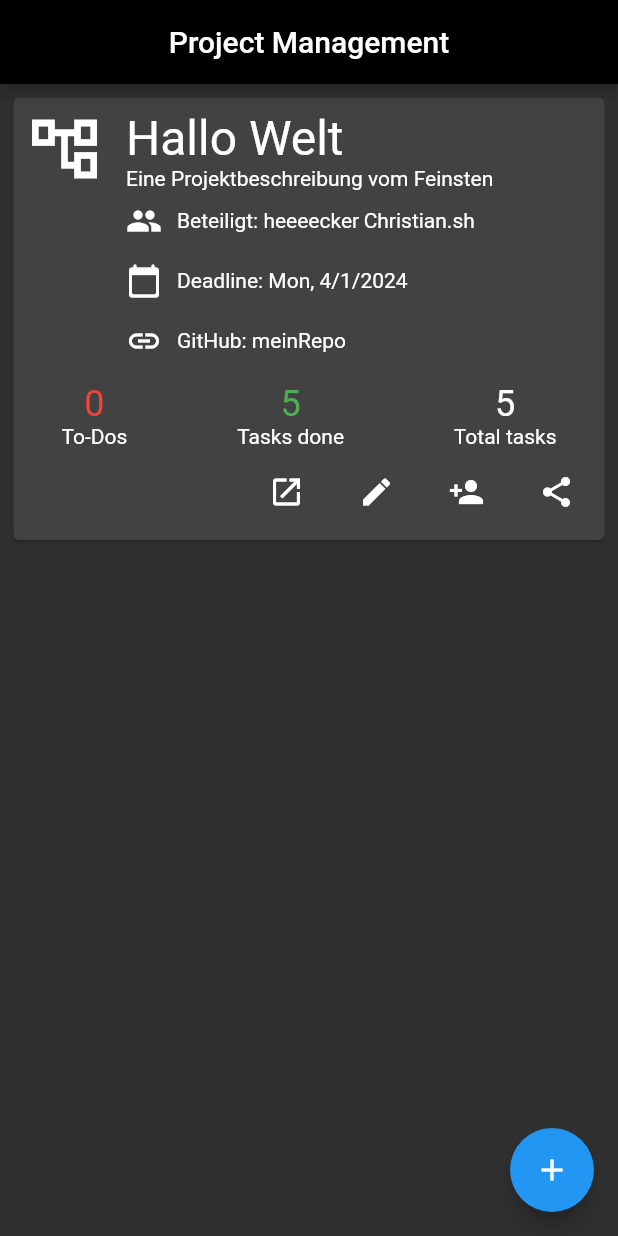
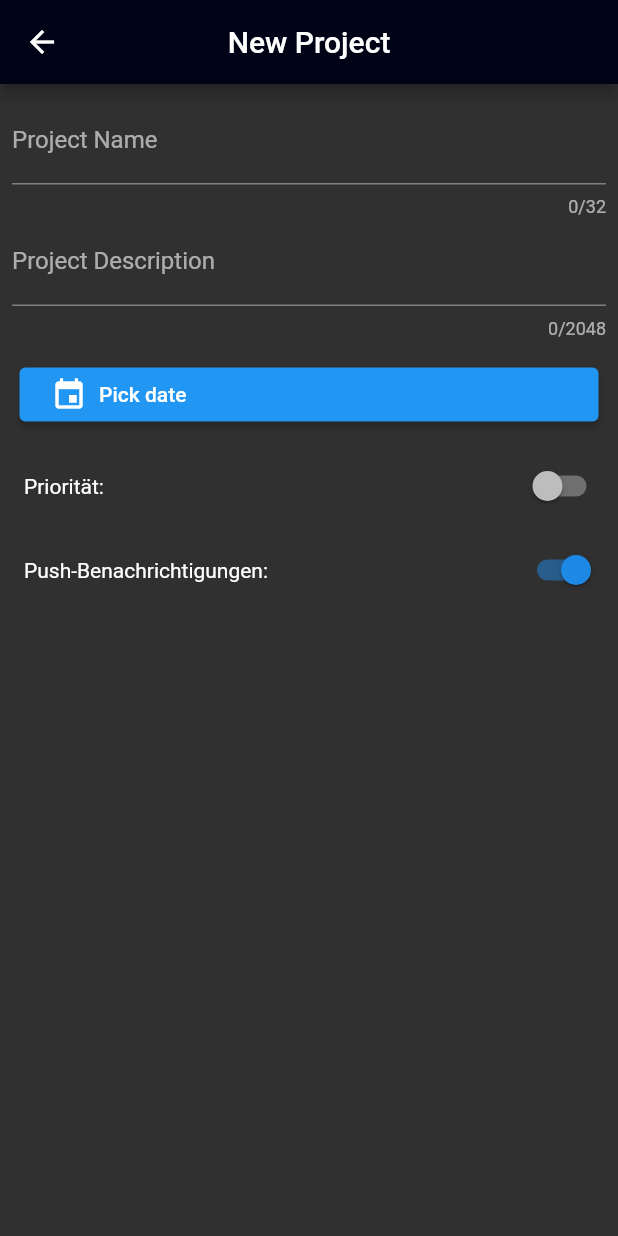
Before and after one commit to filip326/project_to_to_manager, a Flutter app: the screen it shows after launch, after a tap on the "add" icon, on a phone screen of 412 x 824 dp. Run offline on Flutter 3.47's test engine with Material 2 defaults, Android fonts, the phone set to English and light mode, and no system bars; our stand-ins replace flutter_spinkit.

Commit message:
small changes 2

```diff
--- a/lib/main.dart
+++ b/lib/main.dart
@@ -1,4 +1,5 @@
 import 'package:flutter/material.dart';
+import 'package:project_to_to_manager/pages/create_project.dart';
 import 'package:project_to_to_manager/pages/home.dart';
 
 void main() {
@@ -15,19 +16,22 @@ class App extends StatelessWidget {
       title: 'ToDo-Liste',
       theme: ThemeData(
         brightness: Brightness.dark,
-        primaryColor: const Color(0xFF065775),
+        primaryColor: const Color.fromARGB(255, 9, 126, 169),
         colorScheme: ColorScheme.fromSwatch(
           backgroundColor: const Color.fromARGB(255, 0, 25, 45),
-          primarySwatch: Colors.indigo,
-          accentColor: Colors.blue,
+          primarySwatch: Colors.blue,
+          accentColor: Colors.blue[600],
           errorColor: Colors.redAccent,
-          cardColor: Colors.black,
+          cardColor: Color.fromARGB(255, 0, 2, 22),
           brightness: Brightness.dark,
         ),
       ),
       routes: {
         '/': (context) {
           return const Home();
+        },
+        '/create-project': (context) {
+          return const ProjectCreate();
         }
       },
     );
--- /dev/null
+++ b/lib/pages/create_project.dart
@@ -0,0 +1,150 @@
+import 'package:flutter/material.dart';
+import 'package:intl/intl.dart';
+
+class ProjectCreate extends StatefulWidget {
+  const ProjectCreate({ Key? key, this.id }) : super(key: key);
+
+  final String? id;
+
+  @override
+  State<ProjectCreate> createState() => _ProjectCreateState();
+}
+
+class _ProjectCreateState extends State<ProjectCreate> {
+  String? projectName;
+  String? projectDescription;
+  bool projectPriority = false;
+  bool notifications = true;
+  DateTime? deadline;
+  final TextEditingController _projectName = TextEditingController();
+  final TextEditingController _projectDescription = TextEditingController();
+
+  @override
+  Widget build(BuildContext context) {
+    return Scaffold(
+      appBar: AppBar(
+        title: Text(projectName ?? "New Project"),
+        centerTitle: true,
+      ),
+      body: Padding(
+        padding: const EdgeInsets.all(8),
+        child: Column(
+          children: [
+            TextField(
+              controller: _projectName,
+              maxLength: 32,
+              decoration: const InputDecoration(
+                labelText: "Project Name",
+              ),
+              onChanged: (String text) {
+                setState(() {
+                  if (text.isEmpty) {
+                    projectName = null;
+                  } else {
+                    projectName = text;
+                  }
+                });
+              },
+            ),
+            TextField(
+              controller: _projectDescription,
+              maxLines: null,
+              maxLength: 2048,
+              decoration: const InputDecoration(
+                labelText: "Project Description",
+              ),
+              onEditingComplete: () {
+                setState(() {
+                  if (_projectDescription.text.isEmpty) {
+                    projectDescription = null;
+                  } else {
+                    projectDescription = _projectDescription.text;
+                  }
+                });
+              },
+            ),
+            const SizedBox(height: 8),
+            Padding(
+              padding: const EdgeInsets.all(5.0),
+              child: Flex(direction: Axis.horizontal, children: [
+                Expanded(
+                  child: ElevatedButton(
+                    onPressed: () async {
+                      final DateTime? picked = await showDatePicker(
+                          context: context,
+                          initialDate: DateTime.now().add(const Duration(
+                            days: 7,
+                          )),
+                          firstDate: DateTime.now(),
+                          lastDate: DateTime(9999));
+
+                      if (picked != null) {
+                        setState(() {
+                          deadline = picked;
+                        });
+                      }
+                    },
+                    child: Padding(
+                      padding: const EdgeInsets.all(5.0),
+                      child: Row(
+                        children: [
+                          const Icon(Icons.event),
+                          const SizedBox(
+                            width: 8,
+                          ),
+                          if (deadline != null)
+                            Text(DateFormat.yMEd()
+                                .format(deadline ?? DateTime(0)))
+                          else
+                            const Text("Pick date"),
+                        ],
+                      ),
+                    ),
+                  ),
+                ),
+              ]),
+            ),
+            Padding(
+              padding: const EdgeInsets.only(
+                top: 8,
+                left: 8,
+              ),
+              child: Row(
+                mainAxisAlignment: MainAxisAlignment.spaceBetween,
+                children: [
+                  const Text("Priorität:"),
+                  Switch(
+                      value: projectPriority,
+                      onChanged: (bool value) {
+                        setState(() {
+                          projectPriority = value;
+                        });
+                      }),
+                ],
+              ),
+            ),
+            Padding(
+              padding: const EdgeInsets.only(
+                top: 8,
+                left: 8,
+              ),
+              child: Row(
+                mainAxisAlignment: MainAxisAlignment.spaceBetween,
+                children: [
+                  const Text("Push-Benachrichtigungen:"),
+                  Switch(
+                      value: notifications,
+                      onChanged: (bool value) {
+                        setState(() {
+                          notifications = value;
+                        });
+                      }),
+                ],
+              ),
+            ),
+          ],
+        ),
+      ),
+    );
+  }
+}
--- a/lib/pages/home.dart
+++ b/lib/pages/home.dart
@@ -1,4 +1,5 @@
 import 'package:flutter/material.dart';
+import 'package:project_to_to_manager/widgets/loading.dart';
 import 'package:project_to_to_manager/widgets/project_preview.dart';
 
 import '../small_classes.dart';
@@ -11,8 +12,32 @@ class Home extends StatefulWidget {
 }
 
 class _HomeState extends State<Home> {
+  bool _loading = true;
+
+  void loadData() async {
+    setState(() {
+      _loading = true;
+    });
+    print("Loading data");
+    Future.delayed(const Duration(seconds: 3), () {
+      setState(() {
+        _loading = false;
+      });
+    });
+  }
+
+  @override
+  void initState() {
+    super.initState();
+    loadData();
+  }
+
   @override
   Widget build(BuildContext context) {
+    if (_loading == true) {
+      return const Scaffold(body: Loading());
+    }
+
     return Scaffold(
       appBar: AppBar(
         title: const Text("Project Management"),
@@ -22,22 +47,33 @@ class _HomeState extends State<Home> {
         children: const [
           ProjectPreview(
             projectTitle: "Hallo Welt",
-              projectDescription:
-                  "Eine Projektbeschreibung vom Feinsten",
+            projectDescription: "Eine Projektbeschreibung vom Feinstenheb usacnsa0icsac ojascusa kncsancsacksacmuewe jewifoiew weifjew 9wefhoiewnf j fewjubewj lewknviewnvkn ewinw ewovnew knew v0ienvkew pokwnvjew kwne welm0iew knew ebkew iewnewlnew ew pkewnj ew piev knwe v",
             missingTasks: 0,
             totalTasks: 5,
             users: [
-                User(name: "heeeecker", discordUrl: "discord.gg"),
-                User(name: "Christian.sh", discordUrl: "discord.gg"),
+              User(
+                  name: "heeeecker",
+                  discordUrl:
+                      "https://discordapp.com/users/768872955500953710/"),
+              User(
+                  name: "Christian.sh",
+                  discordUrl:
+                      "https://discordapp.com/users/779419763938951228/"),
+
             ],
             deadline: 1711969404,
             id: "524161653612357",
-              githubRepo: GitHub(repoName: "meinRepo", url: "https://github.com/user123/repo123"),
+            githubRepo: GitHub(
+                repoName: "meinRepo",
+                url: "https://github.com/user123/repo123"),
           )
         ],
       ),
       floatingActionButton: FloatingActionButton(
-          onPressed: () {},
+        onPressed: () async {
+          await Navigator.pushNamed(context, '/create-project');
+          loadData();
+        },
         child: const Icon(Icons.add),
       ),
     );
--- a/lib/pages/project.dart
+++ b/lib/pages/project.dart
@@ -33,10 +33,7 @@ class _ProjectPageState extends State<ProjectPage> {
               task: "Schach spielen",
               description: "und gewinnen",
               done: false,
-              assignedTo: User(
-                name: "heeecker",
-                discordUrl: "discord.gg",
-              ),
+              assignedTo: null,
             )
           ],
         ),
--- /dev/null
+++ b/lib/widgets/loading.dart
@@ -0,0 +1,16 @@
+import "package:flutter/material.dart";
+import "package:flutter_spinkit/flutter_spinkit.dart";
+
+class Loading extends StatelessWidget {
+  const Loading({super.key});
+
+  @override
+  Widget build(BuildContext context) {
+    return Center(
+      child: SpinKitWave(
+        color: Colors.white,
+        size: 50.0,
+      ),
+    );
+  }
+}
--- a/lib/widgets/todo.dart
+++ b/lib/widgets/todo.dart
@@ -46,7 +46,7 @@ class _ToDoState extends State<ToDo> {
               children: [
                 Text(
                   widget.task,
-                  style: TextStyle(
+                  style: const TextStyle(
                     fontSize: 18,
                   ),
                 ),
--- a/pubspec.yaml
+++ b/pubspec.yaml
@@ -36,6 +36,8 @@ dependencies:
   # Use with the CupertinoIcons class for iOS style icons.
   cupertino_icons: ^1.0.2
   intl: ^0.18.0
+  url_launcher: ^6.1.10
+  flutter_spinkit: ^5.1.0
 
 dev_dependencies:
   flutter_test:
```
Also changed, not shown: lib/widgets/project_preview.dart (+65 -7 lines), pubspec.lock, 5 other files. Lines whose indentation alone changed are shown as unchanged.
